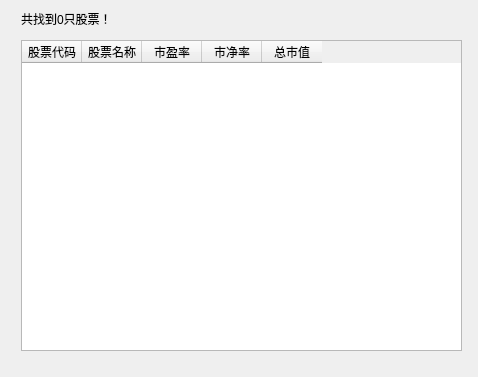
victor647/QuantumStockTrade, file QtDesign/SearchResult.ui: the form before one commit.
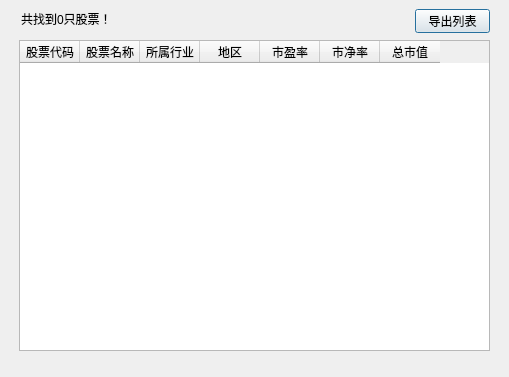
The form after the commit.

The edit to the form file:
```diff
--- a/QtDesign/SearchResult.ui
+++ b/QtDesign/SearchResult.ui
@@ -6,7 +6,7 @@
    <rect>
     <x>0</x>
     <y>0</y>
-    <width>478</width>
+    <width>509</width>
     <height>377</height>
    </rect>
   </property>
@@ -16,9 +16,9 @@
   <widget class="QTableWidget" name="tblStockList">
    <property name="geometry">
     <rect>
-     <x>21</x>
+     <x>19</x>
      <y>40</y>
-     <width>441</width>
+     <width>471</width>
      <height>311</height>
     </rect>
    </property>
@@ -44,6 +44,16 @@
      <string>股票名称</string>
     </property>
    </column>
+   <column>
+    <property name="text">
+     <string>所属行业</string>
+    </property>
+   </column>
+   <column>
+    <property name="text">
+     <string>地区</string>
+    </property>
+   </column>
    <column>
     <property name="text">
      <string>市盈率</string>
@@ -79,6 +89,25 @@
     <string>共找到0只股票！</string>
    </property>
   </widget>
+  <widget class="QPushButton" name="btnExportStockList">
+   <property name="geometry">
+    <rect>
+     <x>415</x>
+     <y>9</y>
+     <width>75</width>
+     <height>24</height>
+    </rect>
+   </property>
+   <property name="font">
+    <font>
+     <family>Microsoft YaHei UI</family>
+     <pointsize>9</pointsize>
+    </font>
+   </property>
+   <property name="text">
+    <string>导出列表</string>
+   </property>
+  </widget>
  </widget>
  <resources/>
  <connections>
```
Left out of the diff: 17 changed lines with no effect on the pictures.
